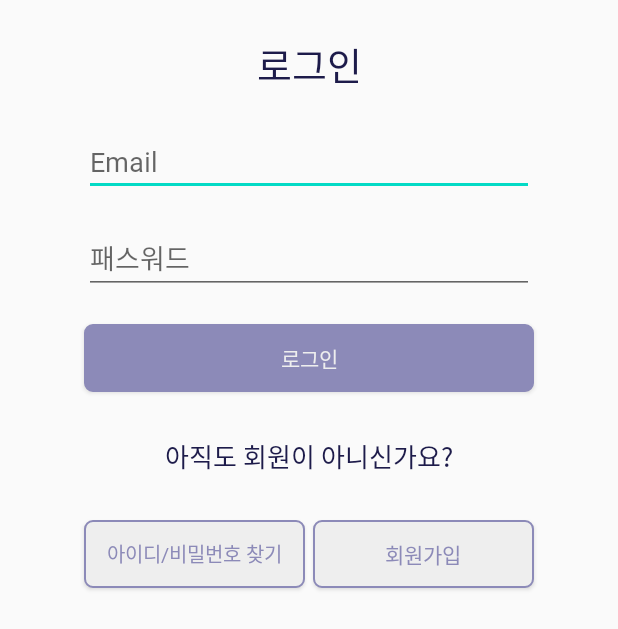
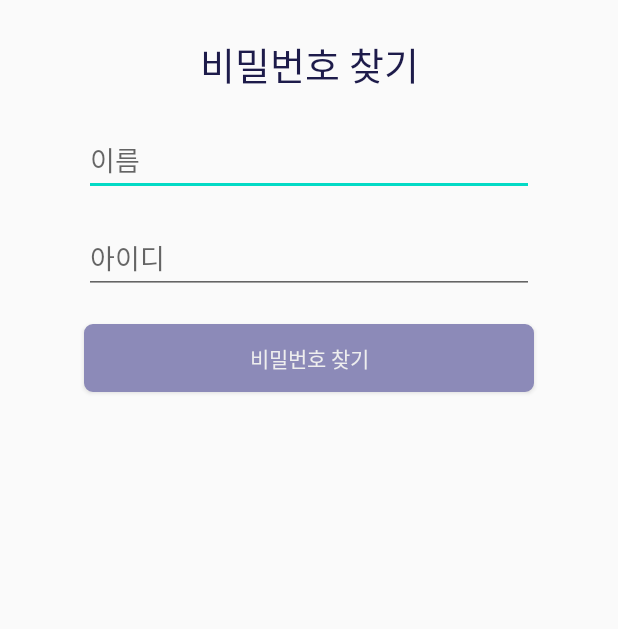
Before and after one commit to dldbdud314/2020-ss-software-contest, an Android app: the screen it shows after launch (SignInActivity before the commit, IdPassSearchActivity after it), after a tap on "아이디/비밀번호 찾기", on a phone screen of 412 x 824 dp. Shown: the top 629 px of the screen. Run offline under Robolectric (Android 15) with nearby library versions, the phone set to English and light mode, and no system bars.

Commit message:
비밀번호찾기 일부 완성, DB연동 필요

```diff
--- a/capstone/app/src/main/AndroidManifest.xml
+++ b/capstone/app/src/main/AndroidManifest.xml
@@ -27,6 +27,7 @@
         <activity android:name=".StoreInfoActivity"/>
         <activity android:name=".SignUpActivity"/>
         <activity android:name=".SignInActivity"/>
+        <activity android:name=".IdPassSearchActivity"/>
     </application>
 
 </manifest>
--- /dev/null
+++ b/capstone/app/src/main/java/com/example/capstone/IdPassSearchActivity.java
@@ -0,0 +1,41 @@
+package com.example.capstone;
+
+import android.content.DialogInterface;
+import android.content.Intent;
+import android.os.Bundle;
+import android.view.View;
+import android.widget.Button;
+import android.widget.TabHost;
+
+import androidx.annotation.Nullable;
+import androidx.appcompat.app.AlertDialog;
+import androidx.appcompat.app.AppCompatActivity;
+
+public class IdPassSearchActivity extends AppCompatActivity {
+    @Override
+    protected void onCreate(@Nullable Bundle savedInstanceState) {
+        super.onCreate(savedInstanceState);
+        setContentView(R.layout.id_pass_search_page);
+
+        Button btn_findPass = (Button) findViewById(R.id.btn_findPass);
+        btn_findPass.setOnClickListener(new View.OnClickListener() {
+            @Override
+            public void onClick(View v) {
+                AlertDialog.Builder builder = new AlertDialog.Builder(IdPassSearchActivity.this);
+                builder.setTitle("비밀번호 찾기 결과");
+                builder.setMessage("가입했던 메일을 확인하세요");
+                builder.setPositiveButton("예",
+                        new DialogInterface.OnClickListener() {
+                            @Override
+                            public void onClick(DialogInterface dialog, int which) {
+                                Intent intent = new Intent(getApplicationContext(), SignInActivity.class);
+                                intent.addFlags(Intent.FLAG_ACTIVITY_NO_ANIMATION);
+                                startActivity(intent);
+                                finish();
+                            }
+                        });
+                builder.create().show();
+            }
+        });
+    }
+}
--- a/capstone/app/src/main/java/com/example/capstone/SignInActivity.java
+++ b/capstone/app/src/main/java/com/example/capstone/SignInActivity.java
@@ -31,6 +31,16 @@ public class SignInActivity extends AppCompatActivity {
                 startActivity(intent);
             }
         });
+
+        Button btn_find = (Button) findViewById(R.id.btn_find);
+        btn_find.setOnClickListener(new View.OnClickListener() {
+            @Override
+            public void onClick(View v) {
+                Intent intent = new Intent(getApplicationContext(), IdPassSearchActivity.class);
+                intent.addFlags(Intent.FLAG_ACTIVITY_NO_ANIMATION);
+                startActivity(intent);
+            }
+        });
     }
     public void btn_signIn(View view){
         sId = et_id.getText().toString();
--- /dev/null
+++ b/capstone/app/src/main/res/layout/id_pass_search_page.xml
@@ -0,0 +1,64 @@
+<?xml version="1.0" encoding="utf-8"?>
+<androidx.constraintlayout.widget.ConstraintLayout xmlns:android="http://schemas.android.com/apk/res/android"
+    android:layout_width="match_parent"
+    android:layout_height="match_parent"
+    xmlns:tools="http://schemas.android.com/tools"
+    xmlns:app="http://schemas.android.com/apk/res-auto"
+    tools:context=".SignUpActivity">
+    <TextView
+        android:id="@+id/tv_pass"
+        android:layout_width="200dp"
+        android:layout_height="45dp"
+        android:layout_marginTop="20dp"
+        android:gravity="center"
+        android:ems="10"
+        android:text="비밀번호 찾기"
+        android:textSize="25dp"
+        android:fontFamily="@font/tt"
+        android:textColor="#1D1B4A"
+        app:layout_constraintEnd_toEndOf="parent"
+        app:layout_constraintStart_toStartOf="parent"
+        app:layout_constraintTop_toTopOf="parent"/>
+
+    <EditText
+        android:id="@+id/et_name"
+        android:layout_width="300dp"
+        android:layout_height="45dp"
+        android:layout_marginTop="20dp"
+        android:ems="10"
+        android:hint="이름"
+        android:fontFamily="@font/sam600"
+        android:inputType="textPersonName"
+        app:layout_constraintEnd_toEndOf="@+id/tv_pass"
+        app:layout_constraintStart_toStartOf="@+id/tv_pass"
+        app:layout_constraintTop_toBottomOf="@+id/tv_pass" />
+
+    <EditText
+        android:id="@+id/et_Email"
+        android:layout_width="300dp"
+        android:layout_height="45dp"
+        android:layout_marginTop="20dp"
+        android:ems="10"
+        android:hint="아이디"
+        android:fontFamily="@font/sam600"
+        android:inputType="textPersonName"
+        app:layout_constraintEnd_toEndOf="@+id/et_id"
+        app:layout_constraintStart_toStartOf="@+id/et_name"
+        app:layout_constraintTop_toBottomOf="@+id/et_name" />
+
+    <Button
+        android:id="@+id/btn_findPass"
+        android:layout_width="300dp"
+        android:layout_height="45dp"
+        android:layout_marginTop="20dp"
+        android:text="비밀번호 찾기"
+        android:fontFamily="@font/sam600"
+        android:background="@drawable/button_background1"
+        android:textColor="#eeeeee"
+        android:clickable="true"
+        android:onClick="btn_signIn"
+        app:layout_constraintEnd_toEndOf="@+id/et_Email"
+        app:layout_constraintStart_toStartOf="@+id/et_Email"
+        app:layout_constraintTop_toBottomOf="@+id/et_Email"
+        tools:ignore="OnClick" />
+</androidx.constraintlayout.widget.ConstraintLayout>
```
